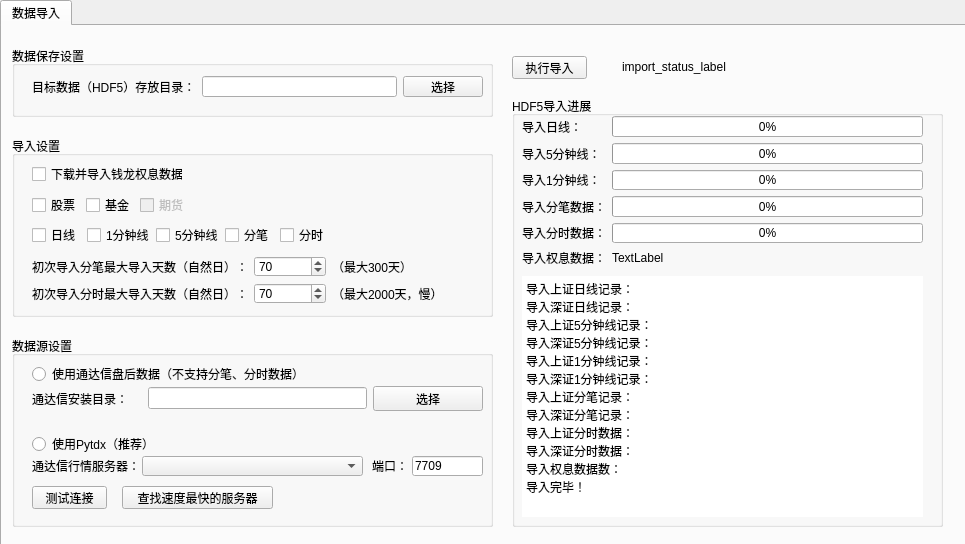
The window that hikyuu_python/tools/maintain/MainWindow.ui (fasiondog/hikyuu) describes before a commit, drawn with Qt 5.
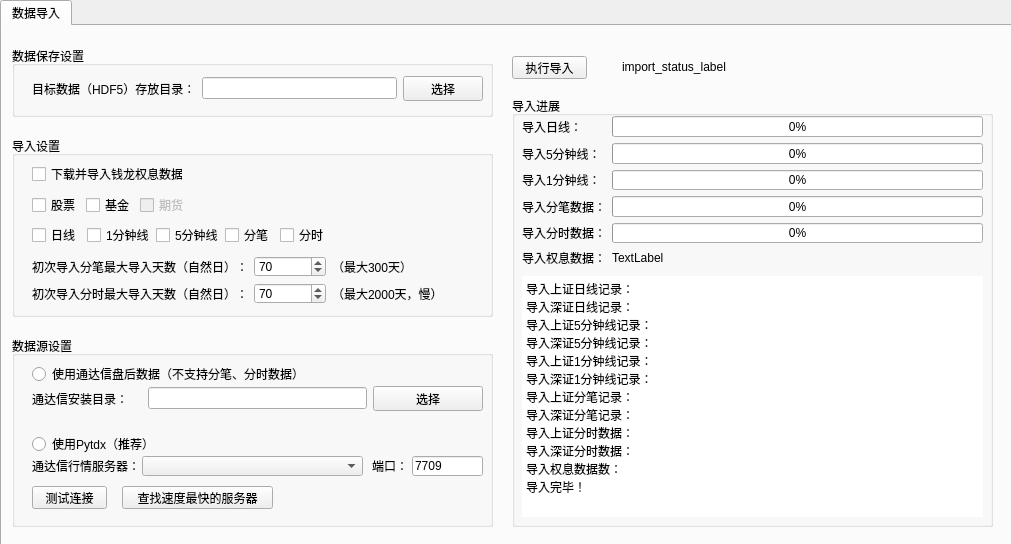
The same window after the commit.

Patch:
```diff
--- a/hikyuu_python/tools/maintain/MainWindow.ui
+++ b/hikyuu_python/tools/maintain/MainWindow.ui
@@ -6,7 +6,7 @@
    <rect>
     <x>0</x>
     <y>0</y>
-    <width>965</width>
+    <width>1011</width>
     <height>544</height>
    </rect>
   </property>
@@ -252,7 +252,7 @@
          <x>20</x>
          <y>30</y>
          <width>451</width>
-         <height>21</height>
+         <height>25</height>
         </rect>
        </property>
        <layout class="QGridLayout" name="gridLayout_3">
@@ -281,19 +281,19 @@
        <rect>
         <x>510</x>
         <y>70</y>
-        <width>431</width>
+        <width>481</width>
         <height>431</height>
        </rect>
       </property>
       <property name="title">
-       <string>HDF5导入进展</string>
+       <string>导入进展</string>
       </property>
       <widget class="QWidget" name="layoutWidget">
        <property name="geometry">
         <rect>
          <x>10</x>
          <y>20</y>
-         <width>401</width>
+         <width>461</width>
          <height>151</height>
         </rect>
        </property>
@@ -389,7 +389,7 @@
         <rect>
          <x>10</x>
          <y>180</y>
-         <width>401</width>
+         <width>461</width>
          <height>241</height>
         </rect>
        </property>
```
Left out of the diff: 2 changed lines with no effect on the pictures.
